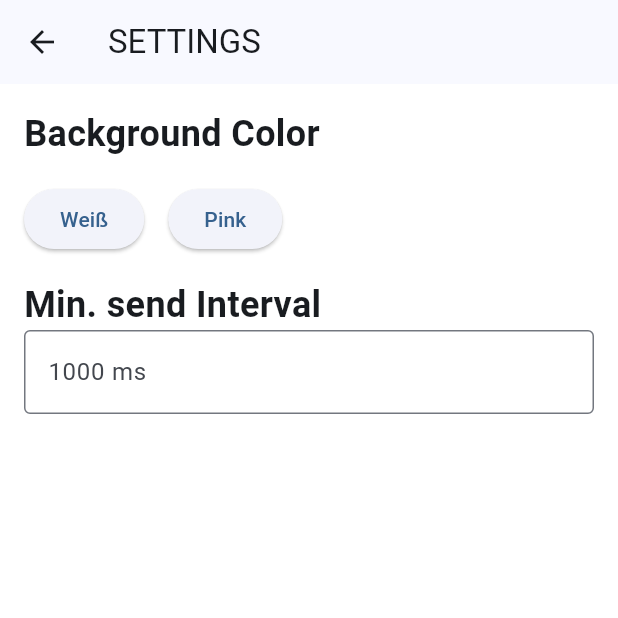
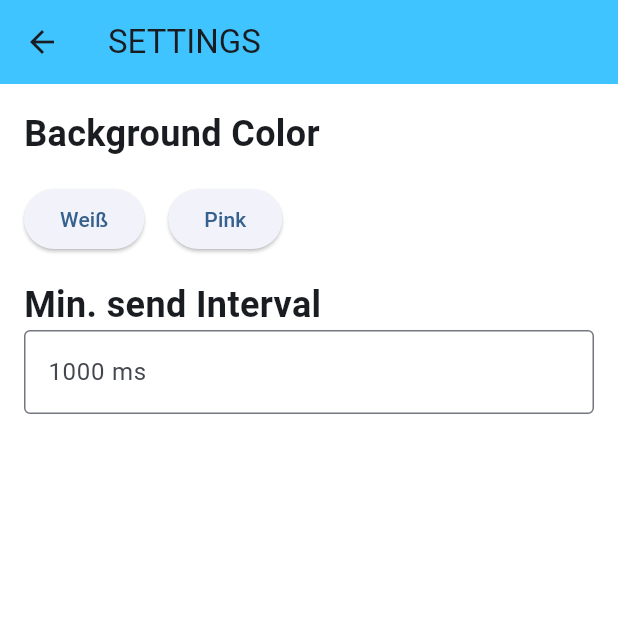
Before and after one commit to flo-sem/steuerung_ek, a Flutter app: the screen it shows after launch, after a tap on "Settings", on a phone screen of 412 x 824 dp, the top half of it. Run offline on Flutter 3.47's test engine with Material 3 defaults, Android fonts, the phone set to English and light mode, and no system bars; our stand-ins replace convert, flutter_blue_plus, font_awesome_flutter, sleek_circular_slider, vibration; missing offline and left inert: n_gamepad.

Commit message:
implemented dynamic background color

```diff
--- a/lib/main.dart
+++ b/lib/main.dart
@@ -163,11 +163,13 @@ class StartPage extends StatefulWidget {
 class _StartPage extends State<StartPage> {
   @override
   Widget build(BuildContext context) {
+    Brightness currentBrightness = MediaQuery.of(context).platformBrightness;
     var appState = context.watch<MyAppState>();
     return Consumer<StateManager>(builder: (context, stateManager, child) {
       return Scaffold(
-          backgroundColor: stateManager.backgroundColor,
-          appBar: AppBar(title: const Text('Einkaufswagen Steuerung')),
+          backgroundColor: currentBrightness == Brightness.dark ? stateManager.darkBackgroundColor : stateManager.backgroundColor,
+          appBar: AppBar(title: const Text('Einkaufswagen Steuerung'),
+            backgroundColor: currentBrightness == Brightness.dark ? stateManager.darkAppbarColor : stateManager.appbarColor),
           body: Stack(children: <Widget>[
             Align(
                 alignment: Alignment.topRight,
@@ -244,10 +246,12 @@ class _SettingsPage extends State<SettingsPage> {
 
   @override
   Widget build(BuildContext context) {
+    Brightness currentBrightness = MediaQuery.of(context).platformBrightness;
     return Consumer<StateManager>(builder: (context, stateManager, child) {
       return Scaffold(
-        backgroundColor: stateManager.backgroundColor,
-        appBar: AppBar(title: const Text('SETTINGS')),
+        backgroundColor: currentBrightness == Brightness.dark ? stateManager.darkBackgroundColor : stateManager.backgroundColor,
+        appBar: AppBar(title: const Text('SETTINGS'),
+            backgroundColor: currentBrightness == Brightness.dark ? stateManager.darkAppbarColor : stateManager.appbarColor),
         body: SingleChildScrollView(
           child: Column(
             children: <Widget>[
@@ -566,9 +570,10 @@ class PortraitControl extends StatefulWidget {
 class _PortraitControl extends State<PortraitControl> {
   @override
   Widget build(BuildContext context) {
+    Brightness currentBrightness = MediaQuery.of(context).platformBrightness;
     return Consumer<StateManager>(builder: (context, stateManager, child) {
       return Scaffold(
-        backgroundColor: stateManager.backgroundColor,
+        backgroundColor: currentBrightness == Brightness.dark ? stateManager.darkBackgroundColor : stateManager.backgroundColor,
         body: Column(children: [
           //Top Row moving battery info to the right side of the view
           Row(
@@ -632,9 +637,10 @@ class LandscapeControl extends StatefulWidget {
 class _LandscapeControl extends State<LandscapeControl> {
   @override
   Widget build(BuildContext context) {
+    Brightness currentBrightness = MediaQuery.of(context).platformBrightness;
     return Consumer<StateManager>(builder: (context, stateManager, child) {
       return Scaffold(
-        backgroundColor: stateManager.backgroundColor,
+        backgroundColor: currentBrightness == Brightness.dark ? stateManager.darkBackgroundColor : stateManager.backgroundColor,
         body: Row(
 
             //steering wheel on the left hand side
```
